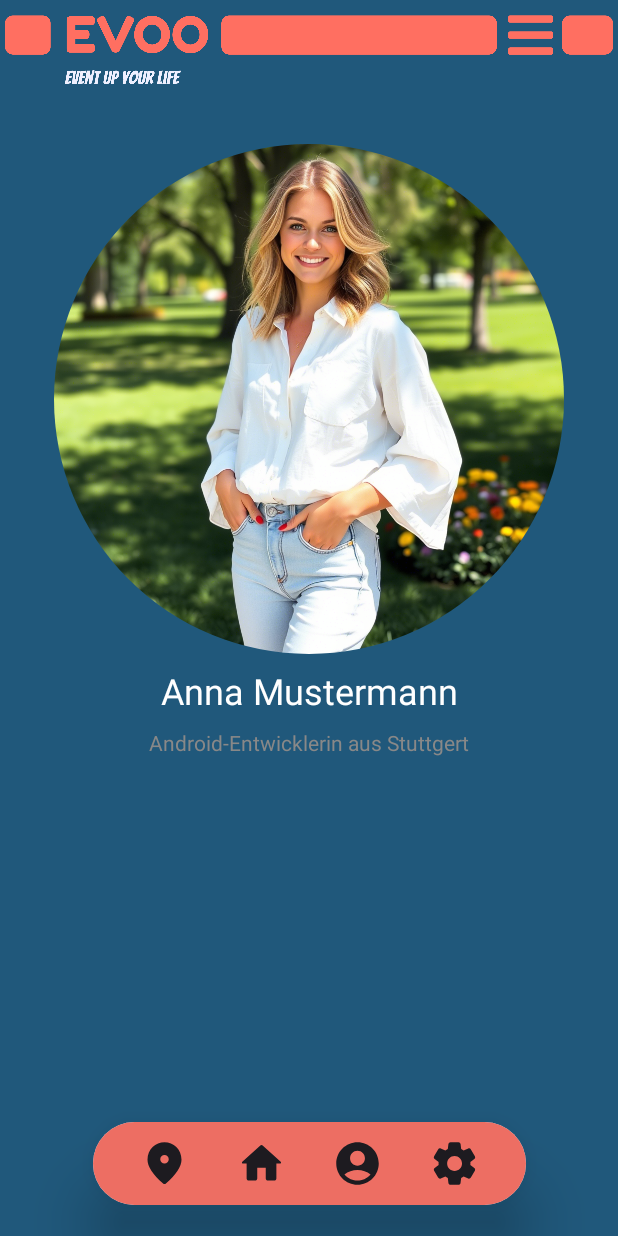
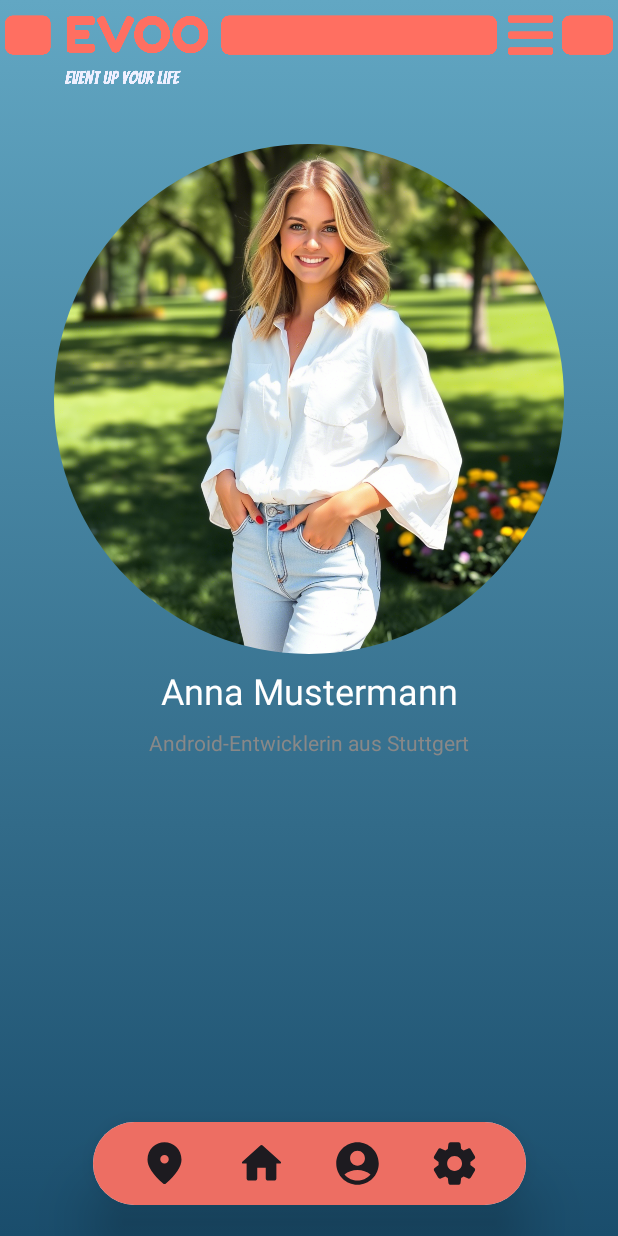
Before and after one commit to Schirokow/EVOO, an Android app built with Jetpack Compose: the screen it shows after launch (MainActivity), after a tap on "Settings", on a phone screen of 412 x 824 dp. Run offline under Robolectric (Android 15) with nearby library versions, the phone set to English and light mode, and no system bars.

Commit message:
feature/location (#12)
* feature/location Neu erstellt.

* MainScreen in HomeScreen umgenannt, Background Color angepasst.

```diff
--- a/app/src/main/java/com/example/evoo/MainActivity.kt
+++ b/app/src/main/java/com/example/evoo/MainActivity.kt
@@ -51,6 +51,7 @@ import androidx.compose.runtime.setValue
 import androidx.compose.ui.Alignment
 import androidx.compose.ui.Modifier
 import androidx.compose.ui.draw.clip
+import androidx.compose.ui.graphics.Brush
 import androidx.compose.ui.graphics.Color
 import androidx.compose.ui.layout.ContentScale
 import androidx.compose.ui.res.painterResource
@@ -87,8 +88,8 @@ class MainActivity : ComponentActivity() {
 @Composable
 fun Navigation(){
     val navController = rememberNavController()
-    NavHost(navController = navController, startDestination = "MainScreen"){
-        composable ("MainScreen"){ MainScreen(navController)}
+    NavHost(navController = navController, startDestination = "HomeScreen"){
+        composable ("HomeScreen"){ HomeScreen(navController)}
         composable ("SettingScreen"){ SettingScreen(navController)}
         composable ("AccountScreen"){ AccountScreen(navController)}
         composable ("LocationScreen"){ LocationScreen(navController)}
@@ -99,7 +100,7 @@ fun Navigation(){
 
 // Startseite
 @Composable
-fun MainScreen(navController: NavController){
+fun HomeScreen(navController: NavController){
     Box(
         modifier = Modifier
             .fillMaxSize()
@@ -109,7 +110,7 @@ fun MainScreen(navController: NavController){
             modifier = Modifier
                 .fillMaxSize()
                 .padding(WindowInsets.systemBars.asPaddingValues()) // Eine Function um den Content unter der Status Bar anzuzeigen.
-                .background(BackgroundColor)
+                .background(brush = Brush.verticalGradient(colors = listOf(TopLightBlue, BottomDarkBlue)))
         ){
             // Funktion für die Vorschau.
             EventContent(navController)
@@ -139,7 +140,7 @@ fun SettingScreen(navController: NavController){
             modifier = Modifier
                 .fillMaxSize()
                 .padding(WindowInsets.systemBars.asPaddingValues()) // Eine Function um den Content unter der Status Bar anzuzeigen.
-                .background(BackgroundColor)
+                .background(brush = Brush.verticalGradient(colors = listOf(TopLightBlue, BottomDarkBlue)))
         ){
             LogoImage()   // Function um Logo auf dem Screen darzustellen.
 
@@ -168,7 +169,7 @@ fun AccountScreen(navController: NavController){
             modifier = Modifier
                 .fillMaxSize()
                 .padding(WindowInsets.systemBars.asPaddingValues()) // Eine Function um den Content unter der Status Bar anzuzeigen.
-                .background(BackgroundColor)
+                .background(brush = Brush.verticalGradient(colors = listOf(TopLightBlue, BottomDarkBlue)))
         ) {
             LogoImage()   // Function um Logo auf dem Screen darzustellen.
 
@@ -261,7 +262,7 @@ fun ContentDetailScreen(navController: NavController){
             modifier = Modifier
                 .fillMaxSize()
                 .padding(WindowInsets.systemBars.asPaddingValues()) // Eine Function um den Content unter der Status Bar anzuzeigen.
-                .background(BackgroundColor)
+                .background(brush = Brush.verticalGradient(colors = listOf(TopLightBlue, BottomDarkBlue)))
         ){
             LogoImage()   // Function um Logo auf dem Screen darzustellen.
 
@@ -313,7 +314,7 @@ fun MenuBar(navController: NavController){
                     contentDescription = "Home",
                     modifier = Modifier
                         .size(34.dp)
-                        .clickable{ navController.navigate("MainScreen")}
+                        .clickable{ navController.navigate("HomeScreen")}
                 )
                 Icon(
                     imageVector = Icons.Rounded.AccountCircle,
@@ -334,7 +335,6 @@ fun MenuBar(navController: NavController){
     }
 
 }
-
 
 @Composable
 fun EventContent(navController: NavController) {
@@ -516,3 +516,5 @@ fun SearchBar() {
 val BackgroundColor = Color(0xFF20587B)
 val ForegroundColor = Color(0xFFED6E63)
 val AccentColor = Color(0xFF29719E)
+val BottomDarkBlue = Color(0xFF1A4D6C)
+val TopLightBlue = Color(0xFF62A7C3)
```
